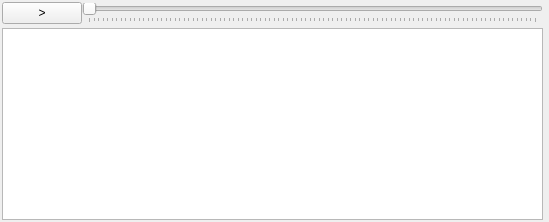
The window that GUI/AnimationPanel.ui (maximlevitsky/animations-editor-bdmorph) describes before a commit, drawn with Qt 5.
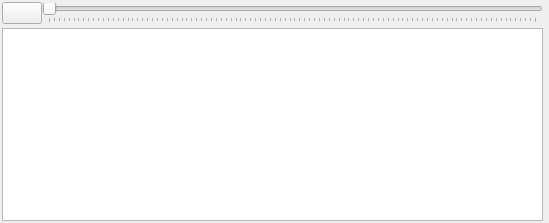
The same window after the commit. Icons and pictures are not drawn.

The edit to the form file:
```diff
--- a/GUI/AnimationPanel.ui
+++ b/GUI/AnimationPanel.ui
@@ -7,7 +7,7 @@
     <x>0</x>
     <y>0</y>
     <width>549</width>
-    <height>222</height>
+    <height>223</height>
    </rect>
   </property>
   <property name="features">
@@ -50,7 +50,11 @@
          </sizepolicy>
         </property>
         <property name="text">
-         <string>&gt;</string>
+         <string/>
+        </property>
+        <property name="icon">
+         <iconset resource="resources/resources.rc">
+          <normaloff>:/icons/play.png</normaloff>:/icons/play.png</iconset>
         </property>
        </widget>
       </item>
```
Left out of the diff: 7 changed lines with no effect on the pictures.
